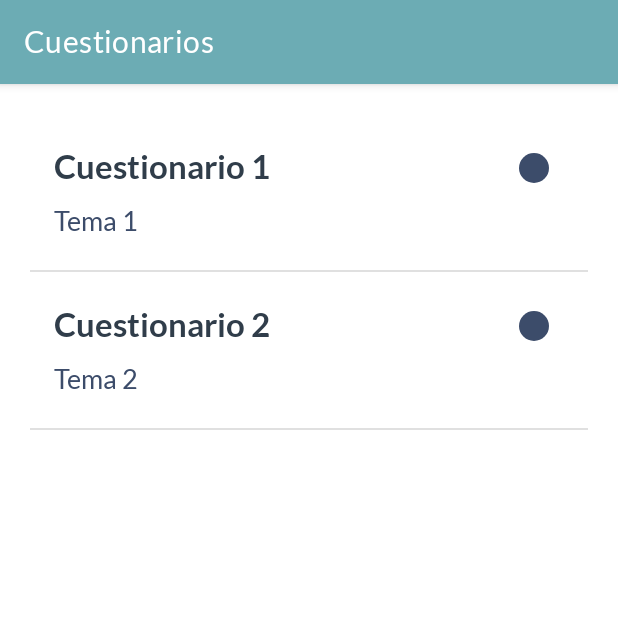
After one commit to lalofcaunam/serviciosocial_app, an Android app: the CuestionariosAlumno screen opened directly, with no data from a screen before it, on a phone screen of 412 x 824 dp, the top half of it. The commit adds this screen. Run offline under Robolectric (Android 15) with nearby library versions, the phone set to English and light mode, and no system bars.

Commit message:
Ajuste de login y validacion mas ListView en usuario con rol alumno

```diff
--- /dev/null
+++ b/front/EstudiaFCA/app/src/main/java/com/lalofcaunam/estudiafca/Alumno/CuestionariosAlumno.java
@@ -0,0 +1,90 @@
+package com.lalofcaunam.estudiafca.Alumno;
+
+import android.content.Context;
+import android.content.Intent;
+import android.os.Bundle;
+import android.view.LayoutInflater;
+import android.view.View;
+import android.view.ViewGroup;
+import android.widget.AdapterView;
+import android.widget.ArrayAdapter;
+import android.widget.ListView;
+import android.widget.TextView;
+import android.widget.Toast;
+
+import androidx.annotation.NonNull;
+import androidx.annotation.Nullable;
+import androidx.appcompat.app.AppCompatActivity;
+
+import com.lalofcaunam.estudiafca.R;
+
+public class CuestionariosAlumno extends AppCompatActivity {
+
+    ListView listView;
+    TextView textCuestionariosAlumno;
+    String mTitulo[] = {"Cuestionario 1", "Cuestionario 2"};
+    String mTema[] = {"Tema 1", "Tema 2"};
+
+    @Override
+    protected void onCreate(Bundle savedInstanceState) {
+        super.onCreate(savedInstanceState);
+        setContentView(R.layout.activity_cuestionarios_alumno);
+
+        initComponents();
+    }
+
+    public void initComponents(){
+        textCuestionariosAlumno = findViewById(R.id.textCuestionariosAlumno);
+        listView = findViewById(R.id.listview_cuestionarios_alumno);
+
+        getData();
+    }
+
+    public void getData() {
+        if (mTitulo.length > 0){
+            textCuestionariosAlumno.setVisibility(View.GONE);
+            MyAdapter adapter = new MyAdapter(this, mTitulo, mTema);
+            listView.setAdapter(adapter);
+
+            listView.setOnItemClickListener(new AdapterView.OnItemClickListener() {
+                @Override
+                public void onItemClick(AdapterView<?> parent, View view, int position, long id) {
+                    Toast.makeText(CuestionariosAlumno.this, mTitulo[position], Toast.LENGTH_SHORT).show();
+                }
+            });
+        } else {
+            textCuestionariosAlumno.setVisibility(View.VISIBLE);
+        }
+
+    }
+
+    // Adaptador de ListView
+
+    class MyAdapter extends ArrayAdapter<String> {
+        Context context;
+        String rTitulo[];
+        String rTema[];
+
+        MyAdapter(Context c, String titulo[], String tema[]){
+            super(c, R.layout.row_cuestionarios_alumno, R.id.titulo_cuestionario, titulo);
+            this.context = c;
+            this.rTitulo = titulo;
+            this.rTema = tema;
+        }
+
+        @NonNull
+        @Override
+        public View getView(int position, @Nullable View convertView, @NonNull ViewGroup parent) {
+            LayoutInflater layoutInflater = (LayoutInflater)getApplicationContext().getSystemService(Context.LAYOUT_INFLATER_SERVICE);
+            View row = layoutInflater.inflate(R.layout.row_cuestionarios_alumno, parent, false);
+            TextView tituloCuestionario = row.findViewById(R.id.titulo_cuestionario);
+            TextView temaCuestionario = row.findViewById(R.id.tema_cuestionario);
+
+            tituloCuestionario.setText(rTitulo[position]);
+            temaCuestionario.setText(rTema[position]);
+
+            return row;
+        }
+    }
+
+}
--- a/front/EstudiaFCA/app/src/main/java/com/lalofcaunam/estudiafca/SplashActivity.java
+++ b/front/EstudiaFCA/app/src/main/java/com/lalofcaunam/estudiafca/SplashActivity.java
@@ -6,6 +6,7 @@ import android.os.Handler;
 
 import androidx.appcompat.app.AppCompatActivity;
 
+import com.lalofcaunam.estudiafca.Login.LoginActivity;
 import com.lalofcaunam.estudiafca.OnBoarding.MainActivity;
 
 public class SplashActivity extends AppCompatActivity {
@@ -18,7 +19,7 @@ public class SplashActivity extends AppCompatActivity {
         new Handler().postDelayed(new Runnable() {
             @Override
             public void run() {
-                Intent intent = new Intent(SplashActivity.this, MainActivity.class);
+                Intent intent = new Intent(SplashActivity.this, LoginActivity.class);
                 startActivity(intent);
                 finish();
             }
--- /dev/null
+++ b/front/EstudiaFCA/app/src/main/res/layout/activity_cuestionarios_alumno.xml
@@ -0,0 +1,23 @@
+<?xml version="1.0" encoding="utf-8"?>
+<FrameLayout
+    xmlns:android="http://schemas.android.com/apk/res/android"
+    android:layout_width="match_parent"
+    android:layout_height="match_parent"
+    android:orientation="vertical">
+
+    <TextView
+        android:id="@+id/textCuestionariosAlumno"
+        android:text="No hay ningun cuestrionario"
+        android:layout_width="match_parent"
+        android:layout_height="match_parent"
+        android:paddingHorizontal="55dp"
+        android:gravity="center" />
+
+    <ListView
+        android:id="@+id/listview_cuestionarios_alumno"
+        android:layout_width="match_parent"
+        android:layout_height="match_parent"
+        android:padding="20dp"
+        />
+
+</FrameLayout>
--- /dev/null
+++ b/front/EstudiaFCA/app/src/main/res/layout/row_cuestionarios_alumno.xml
@@ -0,0 +1,45 @@
+<?xml version="1.0" encoding="utf-8"?>
+<LinearLayout
+    xmlns:android="http://schemas.android.com/apk/res/android"
+    android:layout_width="match_parent"
+    android:layout_height="match_parent"
+    android:orientation="horizontal"
+    android:padding="16dp">
+
+    <LinearLayout
+        android:layout_width="wrap_content"
+        android:layout_height="wrap_content"
+        android:orientation="vertical">
+
+        <TextView
+            android:id="@+id/titulo_cuestionario"
+            android:layout_width="wrap_content"
+            android:layout_height="wrap_content"
+            android:text="Cuestionario 1"
+            style="@style/labelText"
+            android:layout_marginLeft="0dp"/>
+
+        <TextView
+            android:id="@+id/tema_cuestionario"
+            android:layout_width="wrap_content"
+            android:layout_height="wrap_content"
+            android:text="Tema"
+            style="@style/subtitle"
+            />
+
+    </LinearLayout>
+
+    <FrameLayout
+        android:layout_width="match_parent"
+        android:layout_height="wrap_content">
+
+        <ImageView
+            android:layout_width="20dp"
+            android:layout_height="20dp"
+            android:src="@drawable/onboarding_indicator_inactive"
+            android:layout_margin="10dp"
+            android:layout_gravity="end"/>
+
+    </FrameLayout>
+
+</LinearLayout>
--- a/front/EstudiaFCA/app/src/main/res/values/styles.xml
+++ b/front/EstudiaFCA/app/src/main/res/values/styles.xml
@@ -5,6 +5,14 @@
     <style name="generalText">
         <item name="android:textColor">@color/colorText</item>
         <item name="android:fontFamily">@font/lato_regular</item>
+    </style>
+
+    <style name="subtitle">
+        <item name="android:textColor">@color/colorText</item>
+        <item name="android:fontFamily">@font/lato_regular</item>
+        <item name="android:textSize">18sp</item>
+        <item name="android:paddingBottom">6dp</item>
+        <item name="android:paddingTop">6dp</item>
     </style>
 
     <style name="labelText">
```
Also changed, not shown: front/EstudiaFCA/app/src/main/AndroidManifest.xml (+8 -0 lines), front/EstudiaFCA/app/src/main/java/com/lalofcaunam/estudiafca/Login/LoginActivity.java (+4 -4 lines), front/EstudiaFCA/app/src/main/java/com/lalofcaunam/estudiafca/Profesor/CuestionariosProfesor.java (added, +19 -0 lines), front/EstudiaFCA/app/src/main/res/layout/activity_cuestionarios_profesor.xml (added, +28 -0 lines).
